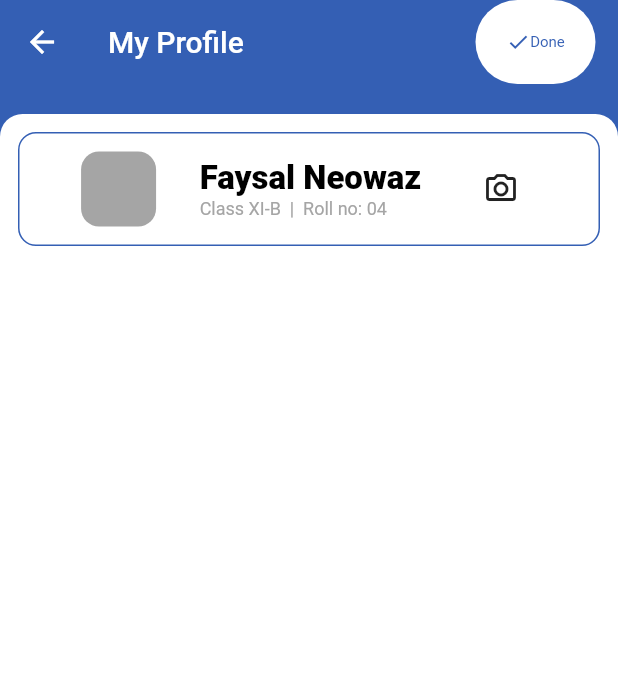
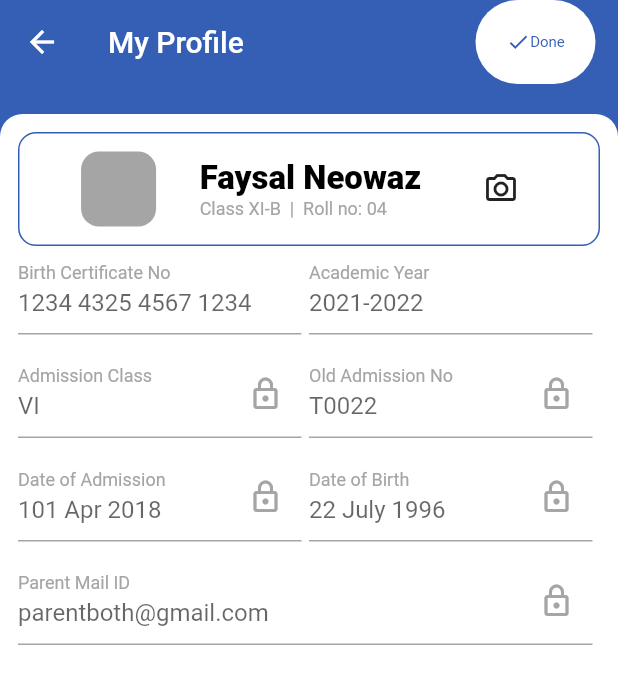
Before and after one commit to faysalneowaz/schoolerp, a Flutter app: the ProfileScreen screen opened directly, on a phone screen of 412 x 824 dp. Shown: the top 684 px of the screen. Run offline on Flutter 3.47's test engine with Material 2 defaults, Android fonts, the phone set to English and light mode, and no system bars.

Commit message:
half done profile screen

```diff
--- a/lib/screens/profile/profile_screen.dart
+++ b/lib/screens/profile/profile_screen.dart
@@ -1,4 +1,6 @@
+// ignore_for_file: public_member_api_docs, sort_constructors_first
 import 'package:flutter/material.dart';
+
 import 'package:schoolerp/constant.dart';
 import 'package:schoolerp/screens/profile/bodycontent/top_profile.dart';
 
@@ -65,6 +67,101 @@ class _ProfileScreenState extends State<ProfileScreen> {
             child: Column(
               children: [
                 const TopProfile(),
+                Row(
+                  children: [
+                    Flexible(
+                      child: Container(
+                        margin: EdgeInsets.only(right: 5),
+                        child: TextFieldCustom(
+                          labeltext: "Birth Certificate No",
+                          hinttext: "1234 4325 4567 1234",
+                          isLocked: false,
+                        ),
+                      ),
+                    ),
+                    Flexible(
+                      child: Container(
+                        margin: EdgeInsets.only(right: 5),
+                        child: TextFieldCustom(
+                          labeltext: "Academic Year",
+                          hinttext: "2021-2022",
+                          isLocked: false,
+                        ),
+                      ),
+                    ),
+                  ],
+                ),
+                const SizedBox(
+                  height: 10,
+                ),
+                Row(
+                  children: [
+                    Flexible(
+                      child: Container(
+                        margin: EdgeInsets.only(right: 5),
+                        child: TextFieldCustom(
+                          labeltext: "Admission Class",
+                          hinttext: "VI",
+                          isLocked: true,
+                        ),
+                      ),
+                    ),
+                    Flexible(
+                      child: Container(
+                        margin: EdgeInsets.only(right: 5),
+                        child: TextFieldCustom(
+                          labeltext: "Old Admission No",
+                          hinttext: "T0022",
+                          isLocked: true,
+                        ),
+                      ),
+                    ),
+                  ],
+                ),
+                const SizedBox(
+                  height: 10,
+                ),
+                Row(
+                  children: [
+                    Flexible(
+                      child: Container(
+                        margin: EdgeInsets.only(right: 5),
+                        child: TextFieldCustom(
+                          labeltext: "Date of Admission",
+                          hinttext: "101 Apr 2018",
+                          isLocked: true,
+                        ),
+                      ),
+                    ),
+                    Flexible(
+                      child: Container(
+                        margin: EdgeInsets.only(right: 5),
+                        child: TextFieldCustom(
+                          labeltext: "Date of Birth",
+                          hinttext: "22 July 1996",
+                          isLocked: true,
+                        ),
+                      ),
+                    ),
+                  ],
+                ),
+                const SizedBox(
+                  height: 10,
+                ),
+                Row(
+                  children: [
+                    Flexible(
+                      child: Container(
+                        margin: EdgeInsets.only(right: 5),
+                        child: TextFieldCustom(
+                          labeltext: "Parent Mail ID",
+                          hinttext: "parentboth@gmail.com",
+                          isLocked: true,
+                        ),
+                      ),
+                    ),
+                  ],
+                ),
               ],
             ),
           ),
@@ -73,3 +170,47 @@ class _ProfileScreenState extends State<ProfileScreen> {
     );
   }
 }
+
+class TextFieldCustom extends StatelessWidget {
+  String? labeltext;
+  String? hinttext;
+  bool isLocked;
+  TextFieldCustom({
+    Key? key,
+    required this.labeltext,
+    required this.hinttext,
+    required this.isLocked,
+  }) : super(key: key);
+
+  @override
+  Widget build(BuildContext context) {
+    return TextFormField(
+      cursorColor: AppConstent.lightgraycolor,
+      decoration: InputDecoration(
+        labelText: labeltext,
+        hintText: hinttext,
+        suffixIcon: isLocked
+            ? const Icon(
+                Icons.lock_outlined,
+                color: AppConstent.lightgraycolor,
+              )
+            : null,
+        suffixIconColor: AppConstent.lightgraycolor,
+        floatingLabelBehavior: FloatingLabelBehavior.always,
+        labelStyle: const TextStyle(
+          color: AppConstent.lightgraycolor,
+        ),
+        enabledBorder: const UnderlineInputBorder(
+          borderSide: BorderSide(
+            color: AppConstent.lightgraycolor,
+          ),
+        ),
+        focusedBorder: const UnderlineInputBorder(
+          borderSide: BorderSide(
+            color: AppConstent.lightgraycolor,
+          ),
+        ),
+      ),
+    );
+  }
+}
```
Also changed, not shown: pubspec.lock.
